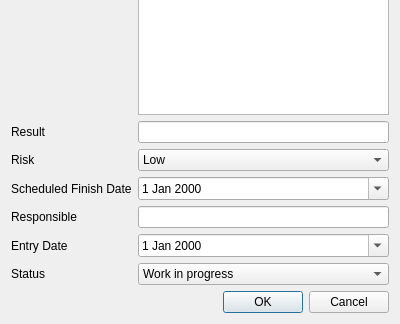
RobertBrochhaus/OpenPointList-Application, file src/editopenpointitemdialog.ui: the form before one commit; both pictures show x 0 to 400 and y 148 to 472 of the 400 by 472 pixel window.
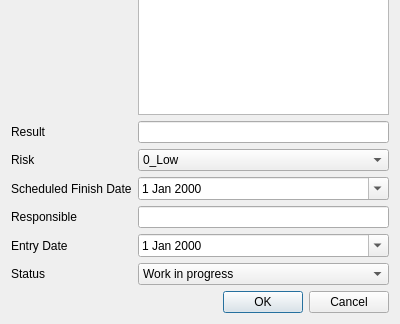
The form after the commit.

```diff
--- a/src/editopenpointitemdialog.ui
+++ b/src/editopenpointitemdialog.ui
@@ -60,7 +60,7 @@
       <widget class="QComboBox" name="riskcomboBox">
        <item>
         <property name="text">
-         <string>Low</string>
+         <string>0_Low</string>
         </property>
        </item>
        <item>
```
Left out of the diff: 4 changed lines with no effect on the pictures.
